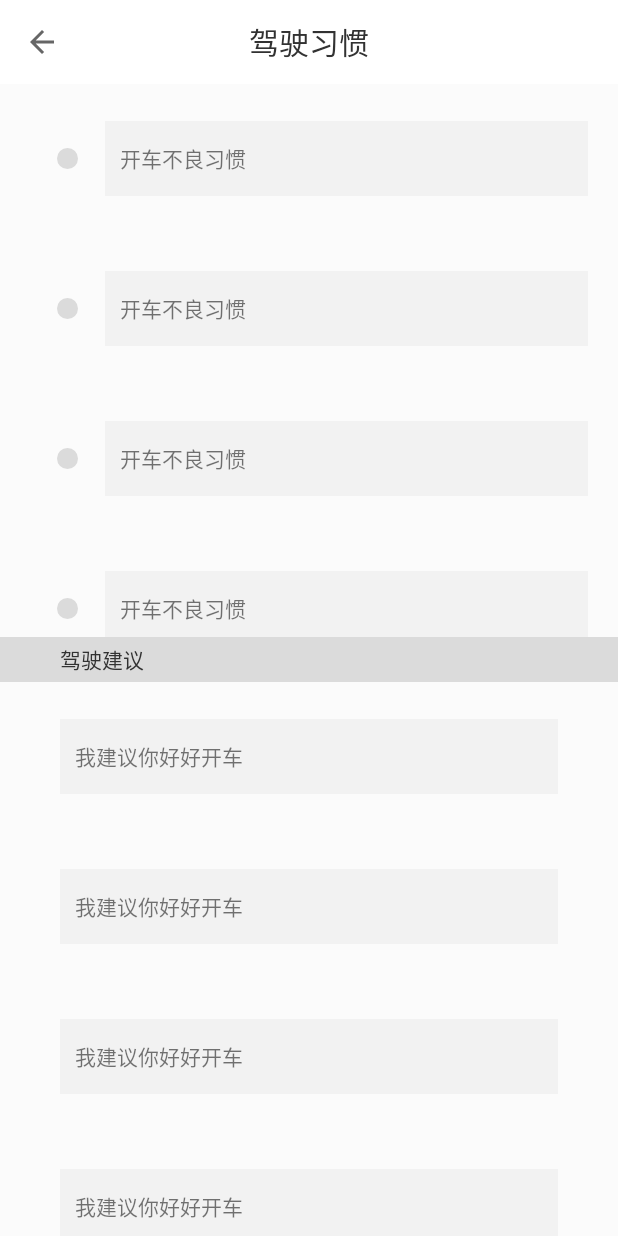
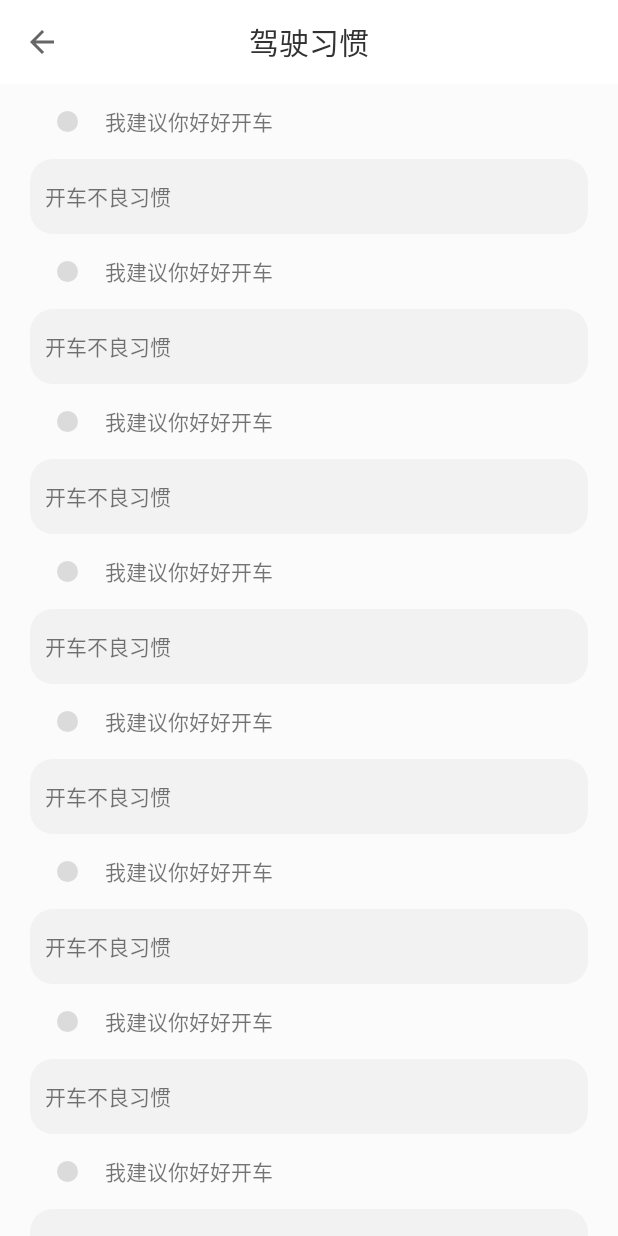
Before and after one commit to addaddgo/HealthCare, an Android app: the fragment DrivingHabitFragment placed in its activity, on a phone screen of 412 x 824 dp. Run offline under Robolectric (Android 15) with nearby library versions, the light colour scheme and no system bars; libraries missing offline, so code that uses them is left out: org.litepal, org.litepal.util; 1 statement that could not run was skipped.

```diff
--- a/app/build.gradle
+++ b/app/build.gradle
@@ -29,4 +29,5 @@ dependencies {
     androidTestImplementation 'com.android.support.test:runner:1.0.2'
     androidTestImplementation 'com.android.support.test.espresso:espresso-core:3.0.2'
     implementation 'org.litepal.android:core:1.4.1'
+    implementation 'pl.droidsonroids.gif:android-gif-drawable:1.2.16'
 }
--- a/app/src/main/java/com/kyle/healthcare/MainActivity.java
+++ b/app/src/main/java/com/kyle/healthcare/MainActivity.java
@@ -214,6 +214,9 @@ public class MainActivity extends BaseActivity implements UIInterface {
                     Toast.makeText(MainActivity.this, "Connected to "
                             + mConnectedDeviceName, Toast.LENGTH_SHORT).show();
                     break;
+                case 100:
+                    controller.postXY(0, 0);
+                    Log.i("BlueToothThread", "getHealthMessage");
             }
         }
     };
@@ -320,6 +323,11 @@ public class MainActivity extends BaseActivity implements UIInterface {
     }
 
     @Override
+    public void updateHomePageFragment(int resource) {
+        this.homepageFragment.changeTheSleepingGif(resource);
+    }
+
+    @Override
     public void stopHealthFragmentUpdate() {
         this.healthFragment.onPause();
     }
@@ -351,12 +359,12 @@ public class MainActivity extends BaseActivity implements UIInterface {
             super.run();
             Log.i("BlueToothThread", "start");
             try {
-                for (int i = 0; i < 100; i++) {
+                for (int i = 0; i < 200; i++) {
                     // TODO: 2019/3/18 HXB todo
-//                    Message message = new Message();
-//                    message.what = FragmentAddressBook.frag_id_health;
-//                    mHandler.sendMessage(message);
-                    Thread.sleep(200);
+                    Message message = new Message();
+                    message.what = 100;
+                    mHandler.sendMessage(message);
+                    Thread.sleep(20);
                 }
             } catch (InterruptedException e) {
                 e.printStackTrace();
--- a/app/src/main/java/com/kyle/healthcare/UIInterface.java
+++ b/app/src/main/java/com/kyle/healthcare/UIInterface.java
@@ -14,4 +14,5 @@ public interface UIInterface {
     void setTitle(int title);
     void setNavigationVisibility(int visibility);
     ActionBar getBar();
+    void updateHomePageFragment(int resource);
 }
--- a/app/src/main/java/com/kyle/healthcare/controller_data/Controller.java
+++ b/app/src/main/java/com/kyle/healthcare/controller_data/Controller.java
@@ -91,6 +91,12 @@ public class Controller implements RiskTipService.Callback{
                     this.UIInterface.updateHealthFragment(dataDealInterface.getHeartRate(),dataDealInterface.getFatigueRate());
                 }
                 break;
+            case FragmentAddressBook.frag_id_homepage:
+                    int currentGif = this.dataDealInterface.getCurrentGifId();
+                    if(currentGif != 0){
+                        this.UIInterface.updateHomePageFragment(currentGif);
+                    }
+                    break;
         }
     }
 
--- a/app/src/main/java/com/kyle/healthcare/controller_data/DataDealInterface.java
+++ b/app/src/main/java/com/kyle/healthcare/controller_data/DataDealInterface.java
@@ -28,4 +28,7 @@ public interface DataDealInterface {
     //unusual
     int analyzeSituation();
 
+
+    //homepage
+    int getCurrentGifId();
 }
--- a/app/src/main/java/com/kyle/healthcare/controller_data/DataManger.java
+++ b/app/src/main/java/com/kyle/healthcare/controller_data/DataManger.java
@@ -2,6 +2,7 @@ package com.kyle.healthcare.controller_data;
 
 import android.util.Log;
 
+import com.kyle.healthcare.R;
 import com.kyle.healthcare.bluetooth.Constants;
 import com.kyle.healthcare.fragment_package.DrivingFragment;
 
@@ -181,4 +182,19 @@ public class DataManger implements DataDealInterface{
     }
 
 
+
+    //homepageFragment
+    public final static int GIF_NO_CHANGE = 0;
+    private int currentGif = R.drawable.sleep_2;
+    private int test;
+    public int getCurrentGifId(){
+        test++;
+        if(test > 100){
+            this.test = -100;
+            return currentGif;
+        }else{
+            return 0;
+        }
+    }
+
 }
--- a/app/src/main/java/com/kyle/healthcare/fragment_package/DrivingHabitFragment.java
+++ b/app/src/main/java/com/kyle/healthcare/fragment_package/DrivingHabitFragment.java
@@ -1,6 +1,7 @@
 package com.kyle.healthcare.fragment_package;
 
 import android.os.Bundle;
+import android.provider.ContactsContract;
 import android.support.annotation.NonNull;
 import android.support.annotation.Nullable;
 import android.support.v4.app.Fragment;
@@ -23,15 +24,13 @@ public class DrivingHabitFragment extends Fragment {
     private UIInterface uiInterface;
     private ActionBar actionBar;
 
-    private RecyclerView recyclerViewHabit;
-    private RecyclerView recyclerViewAdvice;
+    private RecyclerView recyclerViewHabitAdvice;
 
     @Nullable
     @Override
     public View onCreateView(@NonNull LayoutInflater inflater, @Nullable ViewGroup container, @Nullable Bundle savedInstanceState) {
         View view = inflater.inflate(R.layout.driving_habit_frag, container, false);
-        this.recyclerViewHabit = view.findViewById(R.id.driving_habit_recycler_habit);
-        this.recyclerViewAdvice = view.findViewById(R.id.driving_habit_recycler_advice);
+        this.recyclerViewHabitAdvice = view.findViewById(R.id.driving_habit_recycler_habit_advice);
         initData();
         return view;
     }
@@ -44,7 +43,6 @@ public class DrivingHabitFragment extends Fragment {
         this.habitStrings = new ArrayList<>();
         this.adviceStrings = new ArrayList<>();
         this.linearLayoutManagerH = new LinearLayoutManager(getContext());
-        this.linearLayoutManagerA = new LinearLayoutManager(getContext());
     }
 
     @Override
@@ -67,7 +65,6 @@ public class DrivingHabitFragment extends Fragment {
     private List<String> habitStrings;
     private List<String> adviceStrings;
     private LinearLayoutManager linearLayoutManagerH;
-    private LinearLayoutManager linearLayoutManagerA;
     //init recycler
     private void initData(){
         this.habitStrings.add("开车不良习惯");
@@ -86,48 +83,45 @@ public class DrivingHabitFragment extends Fragment {
         this.adviceStrings.add("我建议你好好开车");
         this.adviceStrings.add("我建议你好好开车");
         this.adviceStrings.add("我建议你好好开车");
-        this.adviceStrings.add("我建议你好好开车");
         this.linearLayoutManagerH.setOrientation(LinearLayoutManager.VERTICAL);
-        this.linearLayoutManagerA.setOrientation(LinearLayoutManager.VERTICAL);
-        this.recyclerViewHabit.setAdapter(new DrivingHabit(this.habitStrings,R.layout.item_driving_habit,R.id.driving_habit_text));
-        this.recyclerViewHabit.setLayoutManager(this.linearLayoutManagerH);
-        this.recyclerViewAdvice.setAdapter(new DrivingHabit(this.adviceStrings,R.layout.item_driving_advice,R.id.driving_habit_advice_text));
-        this.recyclerViewAdvice.setLayoutManager(this.linearLayoutManagerA);
+        this.recyclerViewHabitAdvice.setAdapter(new DrivingHabit(this.habitStrings,this.adviceStrings));
+        this.recyclerViewHabitAdvice.setLayoutManager(this.linearLayoutManagerH);
     }
     class DrivingHabit extends RecyclerView.Adapter<DrivingHabitFragment.DrivingHabit.ViewHolder>{
 
         private List<String> strings;
-        private int layoutId;
-        private int textId;
+        private List<String> strings1;
 
         class ViewHolder extends RecyclerView.ViewHolder{
 
             private TextView text;
+            private TextView textView;
 
-            private ViewHolder(@NonNull View itemView,int textId) {
+            private ViewHolder(@NonNull View itemView) {
                 super(itemView);
-                this.text = itemView.findViewById(textId);;
+                this.text = itemView.findViewById(R.id.item_driving_habit_text);
+                this.textView = itemView.findViewById(R.id.item_driving_habit_advice);
             }
         }
 
-        private DrivingHabit(List<String> strings,int layoutId,int textId) {
+        private DrivingHabit(List<String> strings,List<String> strings1) {
             super();
             this.strings = strings;
-            this.layoutId = layoutId;
-            this.textId = textId;
+            this.strings1 = strings1;
         }
 
         @NonNull
         @Override
         public DrivingHabitFragment.DrivingHabit.ViewHolder onCreateViewHolder(@NonNull ViewGroup viewGroup, int i) {
-            View view = LayoutInflater.from(viewGroup.getContext()).inflate(layoutId,viewGroup,false);
-            DrivingHabitFragment.DrivingHabit.ViewHolder viewHolder = new DrivingHabitFragment.DrivingHabit.ViewHolder(view,this.textId);
+            View view = LayoutInflater.from(viewGroup.getContext()).inflate(R.layout.item_driving_habit,viewGroup,false);
+            DrivingHabitFragment.DrivingHabit.ViewHolder viewHolder = new DrivingHabitFragment.DrivingHabit.ViewHolder(view);
             return viewHolder;
         }
 
         @Override
         public void onBindViewHolder(DrivingHabitFragment.DrivingHabit.ViewHolder viewHolder, int i) {
             viewHolder.text.setText(this.strings.get(i));
+            viewHolder.textView.setText(this.strings1.get(i));
         }
 
         @Override
--- a/app/src/main/java/com/kyle/healthcare/fragment_package/HealthFragment.java
+++ b/app/src/main/java/com/kyle/healthcare/fragment_package/HealthFragment.java
@@ -7,6 +7,7 @@ import android.support.v4.app.Fragment;
 import android.view.LayoutInflater;
 import android.view.View;
 import android.view.ViewGroup;
+import android.widget.ImageView;
 
 import com.kyle.healthcare.UIInterface;
 import com.kyle.healthcare.R;
@@ -18,7 +19,7 @@ import com.kyle.healthcare.view.HeartRateView;
 public class HealthFragment extends Fragment {
 
     private HeartRateView heartRateView;
-    private FatigueRateView fatigueRateView;
+    private ImageView fatigueRateView;
     private UIInterface uiInterface;
     @Override
     public View onCreateView(LayoutInflater inflater,ViewGroup container,Bundle savedInstanceState) {
@@ -62,9 +63,7 @@ public class HealthFragment extends Fragment {
         super.onPause();
         if(heartRateView != null && fatigueRateView != null){
             heartRateView.stopDrawThread();
-            fatigueRateView.stopDrawThread();
             heartRateView.close();
-            fatigueRateView.close();
         }
 
     }
@@ -79,7 +78,6 @@ public class HealthFragment extends Fragment {
     public void addNewData(int heartRate,int fatigueRate){
         if(this.heartRateView != null && this.fatigueRateView != null){
             this.heartRateView.addData(heartRate);
-            this.fatigueRateView.addNewData(fatigueRate);
         }
     }
 }
--- a/app/src/main/java/com/kyle/healthcare/fragment_package/HomepageFragment.java
+++ b/app/src/main/java/com/kyle/healthcare/fragment_package/HomepageFragment.java
@@ -15,11 +15,15 @@ import com.kyle.healthcare.UIInterface;
 import com.kyle.healthcare.bluetooth.Constants;
 import com.kyle.healthcare.controller_data.FragmentAddressBook;
 
+import pl.droidsonroids.gif.GifImageView;
+
 public class HomepageFragment extends Fragment {
     private UIInterface uiInterface;
+    private GifImageView gifImageView;
     @Override
     public View onCreateView(LayoutInflater inflater,ViewGroup container,Bundle savedInstanceState) {
         View view = inflater.inflate(R.layout.homepage_frag, container,false);
+        this.gifImageView = view.findViewById(R.id.homepage_gif_image);
         return view;
     }
 
@@ -50,4 +54,8 @@ public class HomepageFragment extends Fragment {
         }
         return super.onOptionsItemSelected(item);
     }
+
+    public void changeTheSleepingGif(int resource){
+        this.gifImageView.setBackgroundResource(resource);
+    }
 }
--- /dev/null
+++ b/app/src/main/res/drawable/item_driving_habit.xml
@@ -0,0 +1,6 @@
+<?xml version="1.0" encoding="utf-8"?>
+<shape xmlns:android="http://schemas.android.com/apk/res/android"
+    android:shape="rectangle">
+    <solid android:color="@color/gray_light_1"/>
+    <corners android:radius="15dp"/>
+</shape>
--- a/app/src/main/res/layout/center_frag.xml
+++ b/app/src/main/res/layout/center_frag.xml
@@ -143,6 +143,7 @@
                         android:layout_height="@dimen/height_center_big_text" />
 
                     <EditText
+                        android:inputType="datetime"
                         android:background="@null"
                         android:digits="1234567890"
                         app:layout_constraintLeft_toRightOf="@id/year_text_center"
@@ -166,6 +167,7 @@
 
 
                     <EditText
+                        android:inputType="datetime"
                         android:background="@null"
                         android:digits="1234567890"
                         app:layout_constraintLeft_toRightOf="@id/month_text_center"
@@ -223,6 +225,7 @@
                     android:layout_width="120dp"
                     android:layout_height="@dimen/height_center_big_text" />
                 <TextView
+                    android:inputType="datetime"
                     android:digits="1234567890"
                     app:layout_constraintTop_toBottomOf="@id/phone_number_center"
                     app:layout_constraintLeft_toLeftOf="@id/phone_number_center"
--- a/app/src/main/res/layout/driving_habit_frag.xml
+++ b/app/src/main/res/layout/driving_habit_frag.xml
@@ -5,23 +5,7 @@
     android:orientation="vertical">
 
     <android.support.v7.widget.RecyclerView
-        android:id="@+id/driving_habit_recycler_habit"
-        android:layout_width="match_parent"
-        android:layout_height="0dp"
-        android:layout_weight="1"/>
-
-    <TextView
-        android:text="驾驶建议"
-        android:textColor="@color/black"
-        android:background="@color/gray_light"
-        android:gravity="center_vertical"
-        android:layout_width="match_parent"
-        android:paddingLeft="40dp"
-        android:layout_height="30dp" />
-
-
-    <android.support.v7.widget.RecyclerView
-        android:id="@+id/driving_habit_recycler_advice"
+        android:id="@+id/driving_habit_recycler_habit_advice"
         android:layout_width="match_parent"
         android:layout_height="0dp"
         android:layout_weight="1"/>
--- a/app/src/main/res/layout/health_frag.xml
+++ b/app/src/main/res/layout/health_frag.xml
@@ -36,7 +36,7 @@
 
 
     <LinearLayout
-        android:layout_weight="8"
+        android:layout_weight="7.7"
         android:layout_width="match_parent"
         android:layout_height="0dp"
         android:orientation="horizontal"
@@ -54,16 +54,17 @@
             android:layout_marginRight="2dp"
             android:layout_marginTop="4dp"
             android:layout_marginBottom="4dp"
-            android:layout_height="match_parent" />
+            android:layout_height="170dp" />
 
-        <com.kyle.healthcare.view.FatigueRateView
+        <ImageView
+            android:background="@drawable/sleep_people"
             android:id="@+id/health_fra_fatigue_rate_view"
             android:layout_weight="1"
             android:layout_width="0dp"
             android:layout_marginLeft="2dp"
             android:layout_marginTop="4dp"
             android:layout_marginBottom="4dp"
-            android:layout_height="match_parent"/>
+            android:layout_height="170dp"/>
 
     </LinearLayout>
 </LinearLayout>
--- a/app/src/main/res/layout/homepage_frag.xml
+++ b/app/src/main/res/layout/homepage_frag.xml
@@ -33,4 +33,11 @@
             android:layout_height="match_parent" />
     </RelativeLayout>
 
+        <pl.droidsonroids.gif.GifImageView
+            android:layout_marginTop="20dp"
+            android:id="@+id/homepage_gif_image"
+            android:background="@drawable/sleep_1"
+            android:layout_width="wrap_content"
+            android:layout_height="180dp" />
+
 </LinearLayout>
--- a/app/src/main/res/layout/item_driving_habit.xml
+++ b/app/src/main/res/layout/item_driving_habit.xml
@@ -2,9 +2,13 @@
 <LinearLayout
     xmlns:android="http://schemas.android.com/apk/res/android" android:layout_width="match_parent"
     android:layout_height="100dp"
-    android:orientation="horizontal"
+    android:orientation="vertical"
     android:background="@color/gray_light_2">
 
+    <LinearLayout
+        android:layout_width="match_parent"
+        android:layout_height="wrap_content"
+        android:orientation="horizontal">
         <ImageView
             android:layout_marginStart="20dp"
             android:padding="18dp"
@@ -14,12 +18,24 @@
             android:layout_height="50dp" />
 
         <TextView
+            android:id="@+id/item_driving_habit_advice"
             android:gravity="center_vertical"
-        android:paddingLeft="10dp"
-        android:id="@+id/driving_habit_text"
-        android:background="@color/gray_light_1"
+            android:layout_width="wrap_content"
+            android:layout_height="50dp" />
+
+    </LinearLayout>
+
+
+    <TextView
+        android:id="@+id/item_driving_habit_text"
+        android:layout_width="match_parent"
+        android:layout_height="50dp"
+        android:layout_gravity="center_vertical"
+        android:layout_marginStart="20dp"
         android:layout_marginEnd="20dp"
-        android:layout_gravity="center_vertical"
-        android:layout_width="match_parent"
-        android:layout_height="50dp" />
+        android:background="@drawable/item_driving_habit"
+        android:gravity="center_vertical"
+        android:paddingStart="10dp" />
+
+
 </LinearLayout>
--- a/build.gradle
+++ b/build.gradle
@@ -5,6 +5,7 @@ buildscript {
     repositories {
         google()
         jcenter()
+        mavenCentral()
     }
     dependencies {
         classpath 'com.android.tools.build:gradle:3.2.1'
@@ -19,6 +20,7 @@ allprojects {
     repositories {
         google()
         jcenter()
+        mavenCentral()
     }
 }
 
```
Also changed, not shown: app/src/main/res/drawable/sleep_1.gif (added), app/src/main/res/drawable/sleep_2.gif (added), app/src/main/res/drawable/sleep_3.gif (added), app/src/main/res/drawable/sleep_people.png (added). Lines whose indentation alone changed are shown as unchanged.
